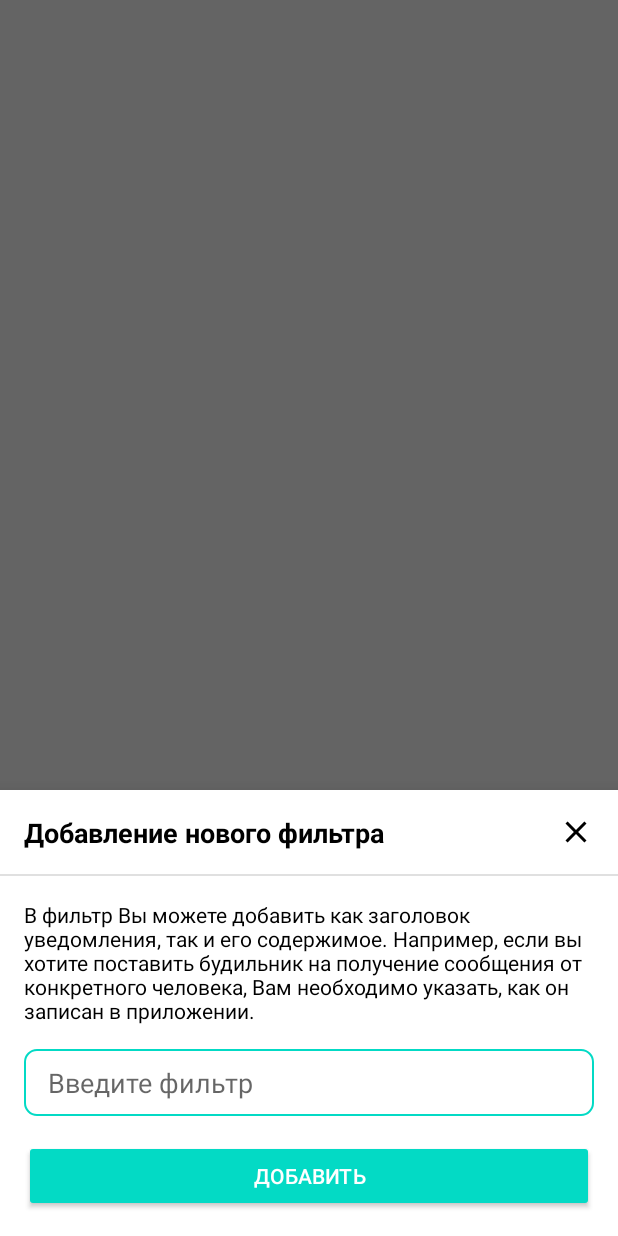
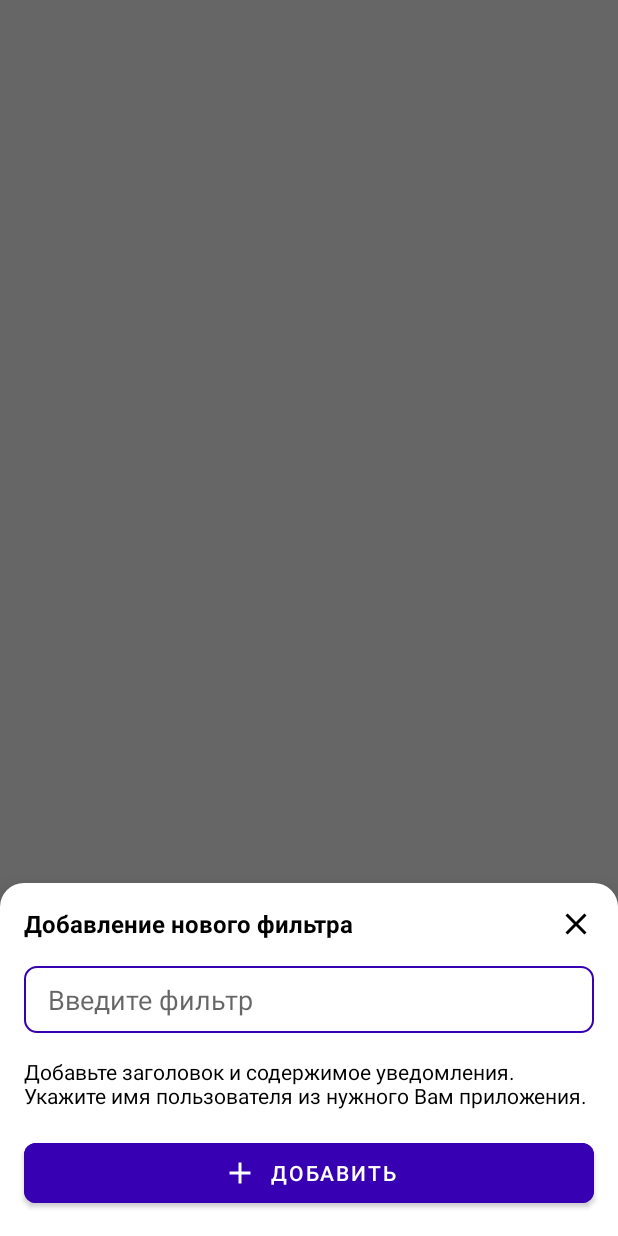
Before and after one commit to booleanull/PushAlerts, an Android app: the fragment FilterAddBottomSheetFragment shown on its own in the app's theme, on a phone screen of 412 x 824 dp. Run offline under Robolectric (Android 15) with nearby library versions, the phone set to English and light mode, and no system bars.

Commit message:
fix duplicate bug and add rounded bottom sheet dialog

```diff
--- a/core-ui/build.gradle
+++ b/core-ui/build.gradle
@@ -41,6 +41,7 @@ dependencies {
 
     implementation "org.jetbrains.kotlin:kotlin-stdlib-jdk7:$kotlin_version"
     implementation 'androidx.appcompat:appcompat:1.1.0'
+    implementation "com.google.android.material:material:1.3.0-alpha01"
     implementation 'androidx.core:core-ktx:1.2.0'
     implementation 'androidx.recyclerview:recyclerview:1.1.0'
 
--- /dev/null
+++ b/core-ui/src/main/java/com/booleanull/core_ui/RoundedBottomSheetDialogFragment.kt
@@ -0,0 +1,13 @@
+package com.booleanull.core_ui
+
+import android.app.Dialog
+import android.os.Bundle
+import com.google.android.material.bottomsheet.BottomSheetDialog
+import com.google.android.material.bottomsheet.BottomSheetDialogFragment
+
+open class RoundedBottomSheetDialogFragment : BottomSheetDialogFragment() {
+
+    override fun getTheme(): Int = R.style.BottomSheetDialogTheme
+
+    override fun onCreateDialog(savedInstanceState: Bundle?): Dialog = BottomSheetDialog(requireContext(), theme)
+}
--- a/core/src/main/java/com/booleanull/core/dto/AlarmWithFilterDTO.kt
+++ b/core/src/main/java/com/booleanull/core/dto/AlarmWithFilterDTO.kt
@@ -7,5 +7,5 @@ data class AlarmWithFilterDTO(
     @Embedded
     val alarm: AlarmDTO,
     @Relation(parentColumn = "packageName", entity = FilterDTO::class, entityColumn = "package")
-    val filters: List<FilterDTO>
+    val filters: Set<FilterDTO>
 )
--- a/feature-home-ui/src/main/java/com/booleanull/feature_home_ui/fragment/FilterAddBottomSheetFragment.kt
+++ b/feature-home-ui/src/main/java/com/booleanull/feature_home_ui/fragment/FilterAddBottomSheetFragment.kt
@@ -6,15 +6,16 @@ import android.view.LayoutInflater
 import android.view.View
 import android.view.ViewGroup
 import android.view.inputmethod.EditorInfo
+import com.booleanull.core_ui.RoundedBottomSheetDialogFragment
 import com.booleanull.feature_home_ui.R
-import com.google.android.material.bottomsheet.BottomSheetDialogFragment
 import kotlinx.android.synthetic.main.fragment_filter_add_bottom_sheet.*
 
-class FilterAddBottomSheetFragment : BottomSheetDialogFragment() {
+class FilterAddBottomSheetFragment : RoundedBottomSheetDialogFragment() {
 
     interface Delegate {
         fun onFinished(filter: String)
     }
+
     var delegate: Delegate? = null
 
     override fun onCreateView(
@@ -27,8 +28,8 @@ class FilterAddBottomSheetFragment : BottomSheetDialogFragment() {
 
     override fun onStart() {
         super.onStart()
-        val touchOutsideView = dialog?.window?.decorView?.findViewById<View>(com.google.android.material.R.id.touch_outside)
-        touchOutsideView?.setOnClickListener(null)
+        dialog?.window?.decorView?.findViewById<View>(com.google.android.material.R.id.touch_outside)
+            ?.setOnClickListener(null)
     }
 
     override fun onViewCreated(view: View, savedInstanceState: Bundle?) {
@@ -37,7 +38,7 @@ class FilterAddBottomSheetFragment : BottomSheetDialogFragment() {
             dismiss()
         }
         filterAddButton.setOnClickListener {
-            if(!filterEditText.text.isNullOrBlank()) {
+            if (!filterEditText.text.isNullOrBlank()) {
                 delegate?.onFinished(filterEditText.text.toString())
                 dismiss()
             }
@@ -48,7 +49,7 @@ class FilterAddBottomSheetFragment : BottomSheetDialogFragment() {
                 || event.action == KeyEvent.ACTION_DOWN
                 && event.keyCode == KeyEvent.KEYCODE_ENTER
             ) {
-                if(!filterEditText.text.isNullOrBlank()) {
+                if (!filterEditText.text.isNullOrBlank()) {
                     delegate?.onFinished(filterEditText.text.toString())
                     dismiss()
                 }
--- a/feature-home-ui/src/main/java/com/booleanull/feature_home_ui/fragment/HomeDetailsFragment.kt
+++ b/feature-home-ui/src/main/java/com/booleanull/feature_home_ui/fragment/HomeDetailsFragment.kt
@@ -148,7 +148,7 @@ class HomeDetailsFragment : BaseFragment() {
                 filterRecyclerView.alpha = if (it.isFilter) 1.0f else 0.5f
                 filterOverlapLayout.isVisible = !it.isFilter
             }
-            updateFilterAdapter(it.filters.map { it.filter }.toMutableList())
+            updateFilterAdapter(it.filters.map { it.filter }.sorted().toMutableList())
         })
 
         viewModel.errorNotFound.observe(viewLifecycleOwner, Observer {
--- a/feature-home-ui/src/main/java/com/booleanull/feature_home_ui/viewmodel/HomeDetailsViewModel.kt
+++ b/feature-home-ui/src/main/java/com/booleanull/feature_home_ui/viewmodel/HomeDetailsViewModel.kt
@@ -36,7 +36,7 @@ class HomeDetailsViewModel(
                 isAlarm = false,
                 isFilter = false
             ),
-            mutableListOf()
+            mutableSetOf()
         )
     )
     val alarm: LiveData<AlarmWithFilter>
@@ -76,7 +76,7 @@ class HomeDetailsViewModel(
     }
 
     fun addFilter(filter: String) {
-        alarmInternal.value = alarmInternal.value!!.apply { filters.add(0,
+        alarmInternal.value = alarmInternal.value!!.apply { filters.add(
             Filter(packageName, filter)
         ) }
         insertAlarm()
--- a/feature-home-ui/src/main/res/layout/fragment_filter_add_bottom_sheet.xml
+++ b/feature-home-ui/src/main/res/layout/fragment_filter_add_bottom_sheet.xml
@@ -4,7 +4,6 @@
     android:id="@+id/bottomSheet"
     android:layout_width="match_parent"
     android:layout_height="wrap_content"
-    android:background="@android:color/white"
     android:orientation="vertical">
 
     <androidx.constraintlayout.widget.ConstraintLayout
@@ -12,35 +11,43 @@
         android:layout_height="wrap_content">
 
         <TextView
-            android:id="@+id/titleTextView"
+            android:textStyle="bold"
+            android:layout_marginStart="16dp"
+            android:layout_marginEnd="16dp"
+            android:textColor="@android:color/black"
+            android:textSize="16sp"
+            android:text="@string/AddNewFilter"
+            android:id="@+id/filterTitleTextView"
             android:layout_width="match_parent"
-            android:layout_height="56dp"
-            android:background="@android:color/white"
-            android:gravity="center_vertical"
-            android:padding="16dp"
-            android:text="@string/AddNewFilter"
-            android:textColor="@android:color/black"
-            android:textSize="18sp"
-            android:textStyle="bold"
-            app:layout_constraintTop_toTopOf="parent" />
+            android:layout_height="wrap_content"/>
 
         <ImageView
             android:id="@+id/filterCloseImageView"
             android:layout_width="24dp"
             android:layout_height="24dp"
+            android:layout_marginEnd="16dp"
+            android:layout_marginStart="16dp"
+            android:background="?attr/selectableItemBackgroundBorderless"
+            android:src="@drawable/ic_close"
+            app:layout_constraintBottom_toBottomOf="@id/filterTitleTextView"
+            app:layout_constraintTop_toTopOf="@id/filterTitleTextView"
+            app:layout_constraintEnd_toEndOf="parent" />
+
+        <EditText
+            android:id="@+id/filterEditText"
+            android:layout_width="match_parent"
+            android:layout_height="wrap_content"
             android:layout_margin="16dp"
-            android:background="?attr/selectableItemBackground"
-            android:src="@drawable/ic_close"
-            app:layout_constraintBottom_toBottomOf="@id/titleTextView"
-            app:layout_constraintEnd_toEndOf="parent"
-            app:layout_constraintTop_toTopOf="@id/titleTextView" />
-
-        <View
-            android:id="@+id/titleDividerView"
-            android:layout_width="match_parent"
-            android:layout_height="1dp"
-            android:background="@color/colorDivider"
-            app:layout_constraintTop_toBottomOf="@id/titleTextView" />
+            android:hint="@string/EnterFilter"
+            android:inputType="text|textNoSuggestions"
+            android:paddingStart="16dp"
+            android:background="@drawable/custom_edittext_selector"
+            android:paddingTop="10dp"
+            android:paddingEnd="16dp"
+            android:paddingBottom="10dp"
+            android:singleLine="true"
+            android:textColor="@android:color/black"
+            app:layout_constraintTop_toBottomOf="@id/filterCloseImageView" />
 
         <TextView
             android:id="@+id/descriptionTextView"
@@ -49,33 +56,19 @@
             android:layout_margin="16dp"
             android:text="@string/FilterDescription"
             android:textColor="@android:color/black"
-            app:layout_constraintTop_toBottomOf="@id/titleDividerView" />
+            app:layout_constraintTop_toBottomOf="@id/filterEditText" />
 
-        <EditText
-            android:id="@+id/filterEditText"
+        <com.google.android.material.button.MaterialButton
+            android:id="@+id/filterAddButton"
+            app:cornerRadius="8dp"
+            app:iconGravity="textStart"
+            app:icon="@drawable/ic_add"
             android:layout_width="match_parent"
-            android:layout_height="wrap_content"
+            android:layout_height="52dp"
             android:layout_margin="16dp"
-            android:background="@drawable/custom_edittext_selector"
-            android:hint="@string/EnterFilter"
-            android:inputType="text|textNoSuggestions"
-            android:paddingStart="16dp"
-            android:paddingTop="10dp"
-            android:paddingEnd="16dp"
-            android:paddingBottom="10dp"
-            android:singleLine="true"
-            android:textColor="@android:color/black"
+            android:backgroundTint="?colorAccent"
+            android:text="@string/Add"
             app:layout_constraintTop_toBottomOf="@id/descriptionTextView" />
-
-        <Button
-            android:id="@+id/filterAddButton"
-            style="@style/Widget.AppCompat.Button.Colored"
-            android:layout_width="match_parent"
-            android:layout_height="wrap_content"
-            android:layout_margin="16dp"
-            android:backgroundTint="@color/colorAccent"
-            android:text="@string/Add"
-            app:layout_constraintTop_toBottomOf="@id/filterEditText" />
 
         <View
             android:layout_width="match_parent"
--- a/feature-home-ui/src/main/res/layout/fragment_home_details.xml
+++ b/feature-home-ui/src/main/res/layout/fragment_home_details.xml
@@ -154,7 +154,7 @@
                         android:clipChildren="false"
                         android:orientation="vertical"
                         android:overScrollMode="never"
-                        android:paddingBottom="136dp"
+                        android:paddingBottom="144dp"
                         app:layoutManager="androidx.recyclerview.widget.LinearLayoutManager"
                         tools:listitem="@layout/cell_filter" />
 
@@ -173,15 +173,16 @@
 
     <com.google.android.material.floatingactionbutton.FloatingActionButton
         android:id="@+id/fab"
+        app:backgroundTint="?colorAccent"
         android:layout_width="wrap_content"
         android:layout_height="wrap_content"
         android:layout_gravity="end|bottom"
         android:layout_marginStart="16dp"
         android:layout_marginTop="16dp"
         android:layout_marginEnd="16dp"
-        android:layout_marginBottom="54dp"
+        android:layout_marginBottom="62dp"
         android:src="@drawable/ic_add"
-        android:tint="@android:color/white"
+        app:tint="@android:color/white"
         android:visibility="invisible"
         tools:visibility="visible" />
 
--- a/feature-home-ui/src/main/res/values/strings.xml
+++ b/feature-home-ui/src/main/res/values/strings.xml
@@ -11,5 +11,5 @@
     <string name="ErrorText">Упс! Что-то пошло не так, попробуйте снова</string>
     <string name="EnterFilter">Введите фильтр</string>
     <string name="Add">Добавить</string>
-    <string name="FilterDescription">В фильтр Вы можете добавить как заголовок уведомления, так и его содержимое. Например, если вы хотите поставить будильник на получение сообщения от конкретного человека, Вам необходимо указать, как он записан в приложении.</string>
+    <string name="FilterDescription">Добавьте заголовок и содержимое уведомления. Укажите имя пользователя из нужного Вам приложения.</string>
 </resources>
--- a/feature-home/src/main/java/com/booleanull/feature_home/data/AlarmWithFilter.kt
+++ b/feature-home/src/main/java/com/booleanull/feature_home/data/AlarmWithFilter.kt
@@ -4,17 +4,17 @@ import com.booleanull.core.dto.AlarmWithFilterDTO
 
 data class AlarmWithFilter(
     val alarm: Alarm,
-    val filters: MutableList<Filter>
+    val filters: MutableSet<Filter>
 )
 
 fun AlarmWithFilterDTO.toAlarmWithFilter() =
     AlarmWithFilter(
         alarm.toAlarm(),
-        filters.map { it.toFilter() }.toMutableList()
+        filters.map { it.toFilter() }.toMutableSet()
     )
 
 fun AlarmWithFilter.toAlarmWithFilterDTO() =
     AlarmWithFilterDTO(
         alarm.toAlarmDTO(),
-        filters.map { it.toFilterDTO() }
+        filters.map { it.toFilterDTO() }.toSet()
     )
--- a/feature-home/src/main/java/com/booleanull/feature_home/interactor/InsertAlarm.kt
+++ b/feature-home/src/main/java/com/booleanull/feature_home/interactor/InsertAlarm.kt
@@ -1,7 +1,6 @@
 package com.booleanull.feature_home.interactor
 
 import com.booleanull.core.gateway.AlarmGateway
-import com.booleanull.core.functional.Either
 import com.booleanull.core.interactor.BaseUseCase
 import com.booleanull.feature_home.data.AlarmWithFilter
 import com.booleanull.feature_home.data.toAlarmWithFilterDTO
--- a/feature-home/src/main/java/com/booleanull/feature_home/interactor/SearchAlarm.kt
+++ b/feature-home/src/main/java/com/booleanull/feature_home/interactor/SearchAlarm.kt
@@ -12,7 +12,7 @@ class SearchAlarm(private val alarmRepository: AlarmGateway) :
 
     override suspend fun run(params: Params?): Either<Exception, AlarmWithFilter> {
         checkNotNull(params)
-        return alarmRepository.searchAlarm(params.packageName).map { it.toAlarmWithFilter() }
+        return alarmRepository.searchAlarm(params.packageName).map { it.toAlarmWithFilter().apply { filters.sortedBy { it.filter } } }
     }
 
     data class Params(
--- a/resources/build.gradle
+++ b/resources/build.gradle
@@ -30,6 +30,9 @@ dependencies {
     implementation "org.jetbrains.kotlin:kotlin-stdlib-jdk7:$kotlin_version"
     implementation 'androidx.appcompat:appcompat:1.1.0'
     implementation 'androidx.core:core-ktx:1.3.0'
+
+    implementation "com.google.android.material:material:1.3.0-alpha01"
+
     testImplementation 'junit:junit:4.12'
     androidTestImplementation 'androidx.test.ext:junit:1.1.1'
     androidTestImplementation 'androidx.test.espresso:espresso-core:3.2.0'
--- /dev/null
+++ b/resources/src/main/res/drawable/bottom_sheet.xml
@@ -0,0 +1,9 @@
+<?xml version="1.0" encoding="utf-8"?>
+<shape xmlns:android="http://schemas.android.com/apk/res/android"
+    android:shape="rectangle">
+    <solid android:color="@android:color/white" />
+    <corners
+        android:topLeftRadius="16dp"
+        android:topRightRadius="16dp" />
+    <padding android:top="16dp"/>
+</shape>
--- a/resources/src/main/res/drawable/custom_edittext_selected.xml
+++ b/resources/src/main/res/drawable/custom_edittext_selected.xml
@@ -2,7 +2,7 @@
 <shape xmlns:android="http://schemas.android.com/apk/res/android"
     android:shape="rectangle">
     <solid android:color="@android:color/white"/>
-    <stroke android:width="1dp" android:color="@color/colorAccent" />
+    <stroke android:width="1dp" android:color="?colorAccent" />
     <corners
         android:bottomRightRadius="8dp"
         android:bottomLeftRadius="8dp"
--- a/resources/src/main/res/values-v23/styles.xml
+++ b/resources/src/main/res/values-v23/styles.xml
@@ -1,10 +1,10 @@
 <?xml version="1.0" encoding="utf-8"?>
 <resources>
 
-    <style name="AppTheme" parent="Theme.AppCompat.Light.NoActionBar">
-        <item name="colorPrimary">@color/colorPrimary</item>
+    <style name="AppTheme" parent="Theme.MaterialComponents.Light.NoActionBar">
+        <item name="colorPrimary">@color/colorPrimaryDark</item>
         <item name="colorPrimaryDark">@color/colorPrimaryDark</item>
-        <item name="colorAccent">@color/colorAccent</item>
+        <item name="colorAccent">@color/colorPrimaryDark</item>
         <item name="android:statusBarColor">@android:color/white</item>
         <item name="android:windowLightStatusBar">true</item>
     </style>
--- a/resources/src/main/res/values/styles.xml
+++ b/resources/src/main/res/values/styles.xml
@@ -1,15 +1,32 @@
 <resources>
 
-    <style name="AppTheme" parent="Theme.AppCompat.Light.NoActionBar">
-        <item name="colorPrimary">@color/colorPrimary</item>
+    <style name="AppTheme" parent="Theme.MaterialComponents.Light.NoActionBar">
+        <item name="colorPrimary">@color/colorPrimaryDark</item>
         <item name="colorPrimaryDark">@color/colorPrimaryDark</item>
-        <item name="colorAccent">@color/colorAccent</item>
+        <item name="colorAccent">@color/colorPrimaryDark</item>
         <item name="android:statusBarColor">@android:color/white</item>
     </style>
 
     <!-- ToolBar -->
-    <style name="Toolbar" parent="ThemeOverlay.AppCompat.Light">
+    <style name="Toolbar" parent="ThemeOverlay.MaterialComponents.Light">
         <item name="colorPrimary">@android:color/white</item>
         <item name="colorPrimaryDark">@android:color/white</item>
     </style>
+
+    <!-- Bottom Sheet -->
+    <style name="BottomSheet" parent="@style/Widget.Design.BottomSheet.Modal">
+        <item name="android:background">@drawable/bottom_sheet</item>
+    </style>
+
+    <style name="BaseBottomSheetDialog" parent="@style/Theme.Design.Light.BottomSheetDialog">
+        <item name="android:windowIsFloating">false</item>
+        <item name="bottomSheetStyle">@style/BottomSheet</item>
+    </style>
+
+    <style name="BottomSheetDialogTheme" parent="BaseBottomSheetDialog">
+        <item name="colorPrimary">@color/colorPrimaryDark</item>
+        <item name="colorPrimaryDark">@color/colorPrimaryDark</item>
+        <item name="colorAccent">@color/colorPrimaryDark</item>
+        <item name="android:statusBarColor">@android:color/transparent</item>
+    </style>
 </resources>
```
